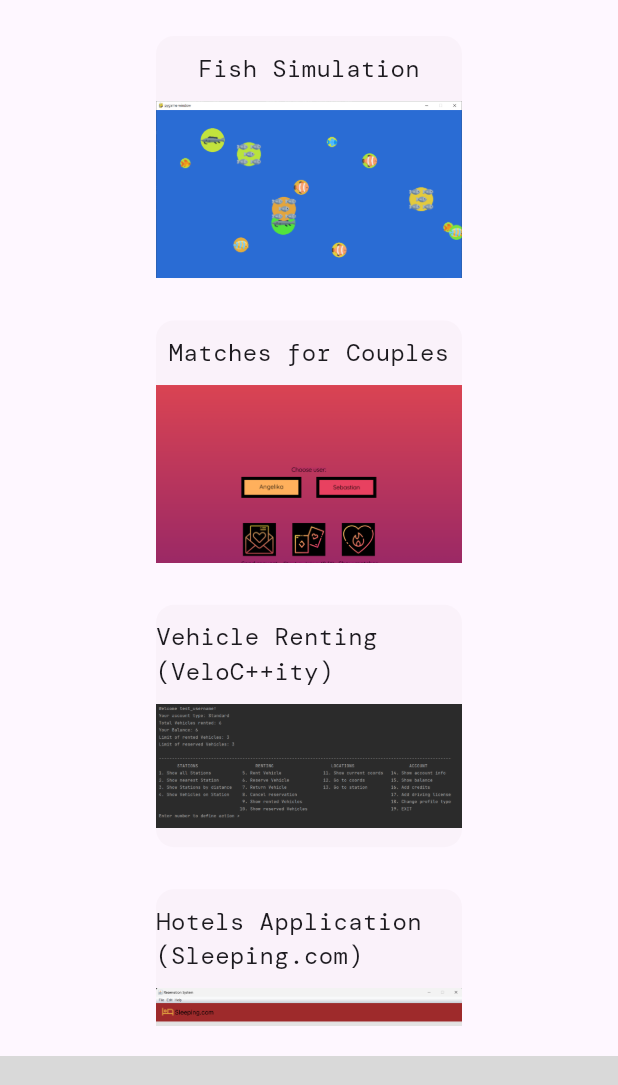
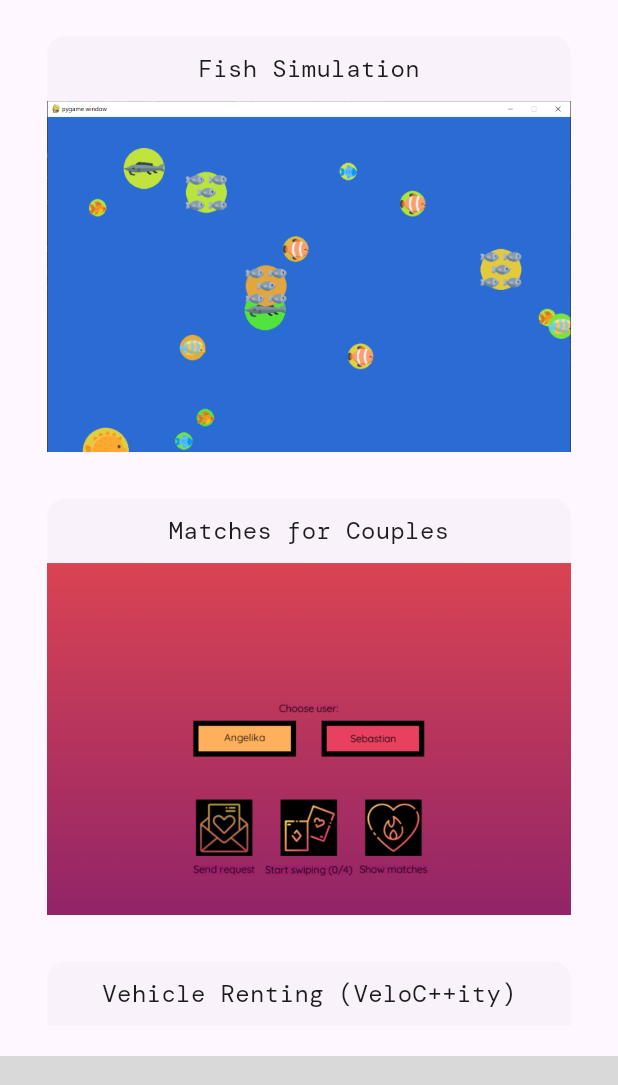
Before and after one commit to angost/Portfolio-Website, a Flutter app: the ProjectsPage screen opened directly, on a phone screen of 412 x 824 dp, the part 105-1190 px from its top. Run offline on Flutter 3.47's test engine with Material 3 defaults, Android fonts, the phone set to English and light mode, and no system bars; drawn by our look-alikes of flip_card; our stand-ins replace carousel_slider; project files that could hold a hidden picture were left out.

Commit message:
Changed Projects scaling

```diff
--- a/lib/projectsPage.dart
+++ b/lib/projectsPage.dart
@@ -39,6 +39,10 @@ class _ProjectsPageState extends State<ProjectsPage> {
 
   @override
   Widget build(BuildContext context) {
+    double windowWidth = MediaQuery.of(context).size.width;
+    double windowHeight = MediaQuery.of(context).size.height;
+    // widget.scrollBarPadding = windowWidth / 50;
+
     return Scaffold(
       appBar: MyAppBar(context, "Projects", false),
       body: Center(
@@ -46,11 +50,12 @@ class _ProjectsPageState extends State<ProjectsPage> {
         children: <Widget>[
           Flexible(
             child: GridView.extent(
-              maxCrossAxisExtent: 300,
+              maxCrossAxisExtent: 400,
               childAspectRatio: (5 / 4),
-              padding: EdgeInsets.only(top: 20, left: 100, right: 100),
-              mainAxisSpacing: 20,
-              crossAxisSpacing: 40,
+              padding: EdgeInsets.only(
+                  top: 20, left: windowWidth / 15, right: windowWidth / 15),
+              mainAxisSpacing: windowHeight / 36,
+              crossAxisSpacing: windowWidth / 38,
               children: List.generate(projectsData.length, (index) {
                 FlipCardController controller = FlipCardController();
 
```
